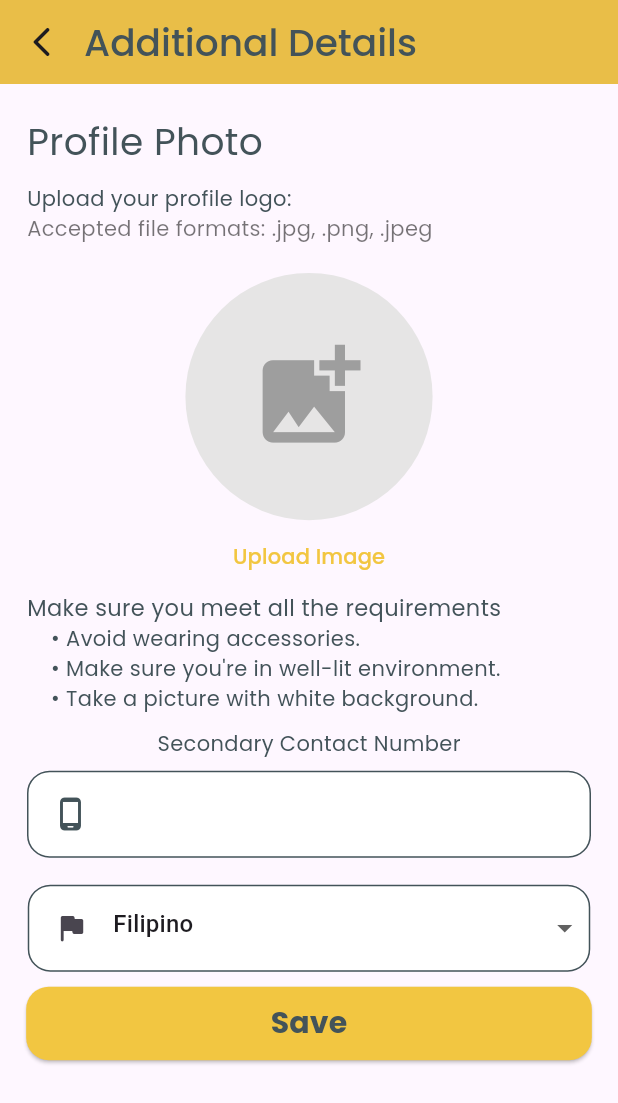
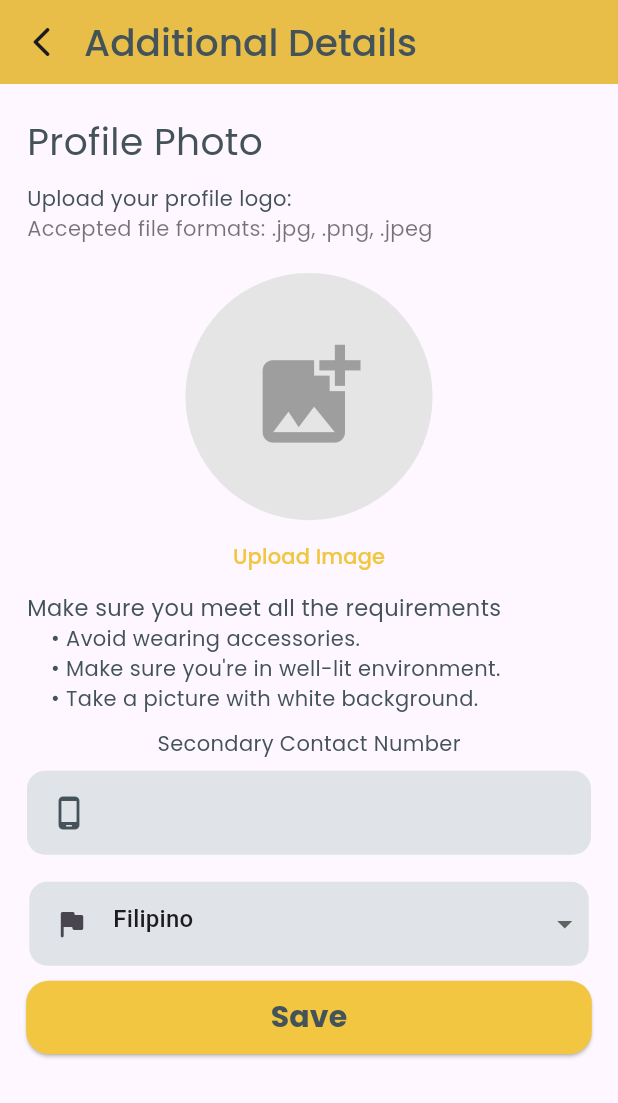
Before and after one commit to rowelalvero/eatseasy_riders_app, a Flutter app: the PersonalDetailsScreen screen opened by its route, on a phone screen of 412 x 824 dp. Shown: the top 1103 px of the screen. Run offline on Flutter 3.47's test engine with Material 3 defaults, Android fonts, the phone set to English and light mode, and no system bars; our stand-ins replace cloud_firestore, file_picker, firebase_auth, firebase_core, firebase_storage, geocoding and 4 more; accounts and stored records are empty.

```diff
--- a/lib/authentication/additionalRegistrationPage/personal_details_screen.dart
+++ b/lib/authentication/additionalRegistrationPage/personal_details_screen.dart
@@ -519,11 +519,8 @@ class _PersonalDetailsScreenState extends State<PersonalDetailsScreen> {
                         margin: const EdgeInsets.only(
                             left: 18.0, right: 18.0, top: 8.0),
                         decoration: BoxDecoration(
-                          color: const Color.fromARGB(255, 255, 255, 255),
-                          borderRadius: BorderRadius.circular(15),
-                          border: Border.all(
-                            color: const Color.fromARGB(255, 67, 83, 89),
-                          ),
+                          color: const Color(0xFFE0E3E7),
+                          borderRadius: BorderRadius.circular(12),
                         ),
                         child: SizedBox(
                           width: 365,
--- a/lib/widgets/custom_text_field.dart
+++ b/lib/widgets/custom_text_field.dart
@@ -24,11 +24,9 @@ class CustomTextField extends StatelessWidget {
     return Container(
       //box styling
       decoration: BoxDecoration(
-          color: const Color.fromARGB(255, 255, 255, 255),
-          borderRadius: BorderRadius.circular(15),
-          border: Border.all(
-            color: const Color.fromARGB(255, 67, 83, 89),
-          )),
+        color: const Color(0xFFE0E3E7),
+        borderRadius: BorderRadius.circular(12),
+      ),
       padding: const EdgeInsets.all(4),
       margin: const EdgeInsets.only(left: 18.0, right: 18.0, top: 8.0),
 
--- a/pubspec.yaml
+++ b/pubspec.yaml
@@ -48,6 +48,8 @@ dependencies:
   mime: ^1.0.4
   path_provider: ^2.0.2
   flutter_screenutil: ^5.9.0
+  country_picker: ^2.0.25
+  csc_picker: ^0.2.7
   loading_animation_widget:
 
 dev_dependencies:
```
Also changed, not shown: pubspec.lock, 1 other file.
